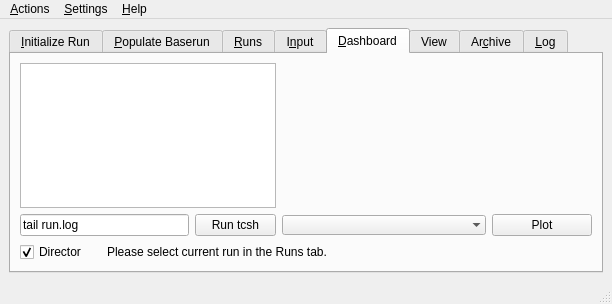
This is src/gui/solps.ui in LeCAD-PEG/SOLPS-GUI as Qt 5 draws it before an edit. The edited form follows.
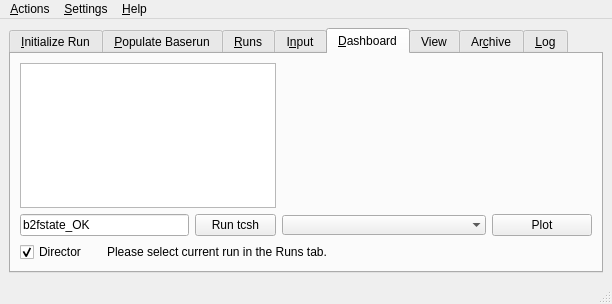
This is the edited form. The open tabs and pages were chosen to show the change. Custom widgets are drawn as their Qt base class.

Commit message: Fix typo in filename and tcsh cmd to always execute initial setup even if there's no command

What changed in the file:
```diff
--- a/src/gui/solps.ui
+++ b/src/gui/solps.ui
@@ -536,7 +536,7 @@
            </size>
           </property>
           <property name="text">
-           <string>tail run.log</string>
+           <string>b2fstate_OK</string>
           </property>
          </widget>
         </item>
```
Left out of the diff: 89 changed lines with no effect on the pictures. The commit also changes 1 other file.
